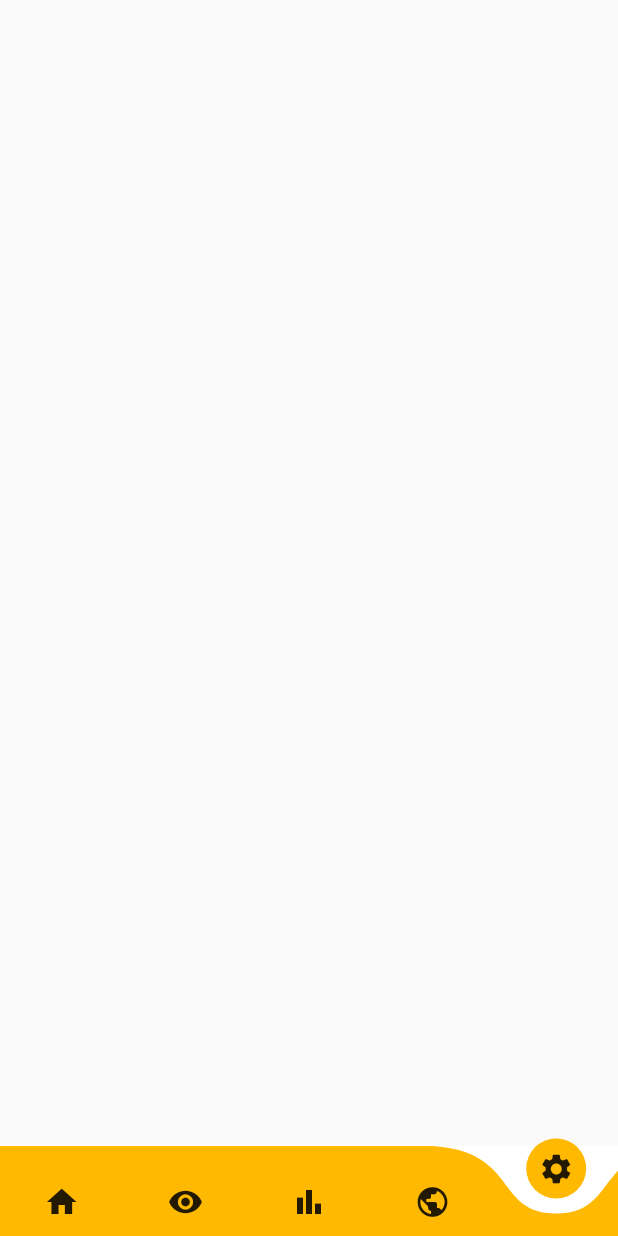
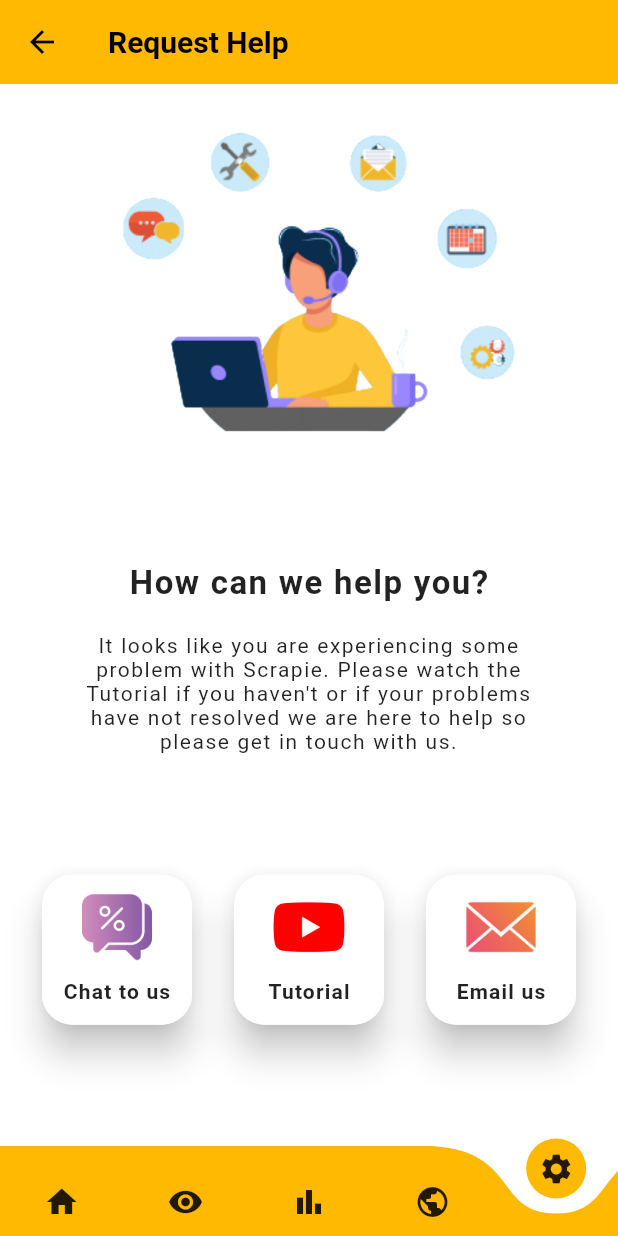
Before and after one commit to masoodtamboli/scrapie, a Flutter app: the screen it shows after launch, item 5 of the bottom bar chosen, on a phone screen of 412 x 824 dp. Run offline on Flutter 3.47's test engine with Material 2 defaults, Android fonts, the phone set to English and light mode, and no system bars; drawn by our look-alikes of curved_navigation_bar; our stand-ins replace cloud_firestore, csv, dropdown_search, firebase_core, get, google_mobile_ads and 2 more; missing offline and left inert: beautiful_soup_dart, d_chart, flutter_share, zoom_widget; accounts and stored records are empty; network calls fail.

Commit message:
Added help page worked on Ads

```diff
--- /dev/null
+++ b/lib/Controller/Firestore.dart
@@ -0,0 +1,18 @@
+import 'dart:developer';
+
+import 'package:cloud_firestore/cloud_firestore.dart';
+import 'package:flutter/material.dart';
+import 'package:get/get.dart';
+
+class FirestoreController extends GetxController {
+  String seatURL = "";
+  String enrURL = "";
+  final CollectionReference urlData =
+      FirebaseFirestore.instance.collection("URL Data");
+  void initFirestore() {
+    urlData.get().then((value) => value.docs.forEach((element) {
+          seatURL = element["Seat URL"];
+          enrURL = element["Enr URL"];
+        }));
+  }
+}
--- /dev/null
+++ b/lib/Screens/Help.dart
@@ -0,0 +1,194 @@
+import 'dart:developer';
+
+import 'package:flutter/material.dart';
+import 'package:scrapie/Constants/Values.dart';
+import 'package:url_launcher/url_launcher.dart';
+
+class Help extends StatefulWidget {
+  const Help({Key? key}) : super(key: key);
+
+  @override
+  _HelpState createState() => _HelpState();
+}
+
+class _HelpState extends State<Help> {
+  openWhatsapp() async {
+    var whatsappURL = "https://wa.me/+917385122355";
+    var smsURL = "sms:7385122355?body=hello%20there";
+    if (await canLaunch(whatsappURL)) {
+      await launch(whatsappURL);
+    } else if (await canLaunch(smsURL)) {
+      await launch(smsURL);
+    } else {
+      ScaffoldMessenger.of(context).showSnackBar(SnackBar(
+          content: new Text("Whatsapp or Messaging app is not installed")));
+    }
+  }
+
+  openYoutube() async {
+    var url = "https://www.youtube.com/watch?v=HNYN0j5Fak8";
+    if (await canLaunch(url)) {
+      await launch(url);
+    } else {
+      ScaffoldMessenger.of(context)
+          .showSnackBar(SnackBar(content: new Text("Something went wrong")));
+    }
+  }
+
+  @override
+  Widget build(BuildContext context) {
+    return Scaffold(
+        backgroundColor: Colors.white,
+        appBar: AppBar(
+          title: Text("Request Help",
+              style:
+                  TextStyle(color: Colors.black, fontWeight: FontWeight.bold)),
+          backgroundColor: primaryColor,
+          elevation: 0,
+          leading: Icon(Icons.arrow_back_outlined, color: Colors.black),
+        ),
+        body: Align(
+          alignment: Alignment.topCenter,
+          child: Column(
+            children: [
+              Padding(
+                padding: const EdgeInsets.fromLTRB(20, 30, 20, 0),
+                child: Image.asset("assets/Images/help.png"),
+              ),
+              Spacer(),
+              Text(
+                "How can we help you?",
+                style: TextStyle(
+                  fontWeight: FontWeight.bold,
+                  fontSize: 22,
+                  letterSpacing: 1,
+                  wordSpacing: 0.3,
+                ),
+              ),
+              SizedBox(height: 20),
+              Padding(
+                padding: const EdgeInsets.fromLTRB(40, 0, 40, 0),
+                child: Text(
+                  "It looks like you are experiencing some problem with Scrapie. Please watch the Tutorial if you haven't or if your problems have not resolved we are here to help so please get in touch with us.",
+                  textAlign: TextAlign.center,
+                  style: TextStyle(letterSpacing: 1, wordSpacing: 0.3),
+                ),
+              ),
+              Spacer(),
+              Row(
+                children: [
+                  Spacer(),
+                  InkWell(
+                    onTap: () {
+                      openWhatsapp();
+                    },
+                    child: Material(
+                      elevation: 10,
+                      borderRadius: BorderRadius.all(Radius.circular(20)),
+                      child: Container(
+                        decoration: BoxDecoration(
+                          color: Colors.white,
+                          borderRadius: BorderRadius.all(
+                            Radius.circular(20),
+                          ),
+                        ),
+                        width: 100,
+                        height: 100,
+                        child: Column(
+                          children: [
+                            Image.asset(
+                              "assets/Icons/chat.jpg",
+                              width: 70,
+                              height: 70,
+                            ),
+                            Text(
+                              "Chat to us",
+                              style: TextStyle(
+                                letterSpacing: 0.8,
+                                fontWeight: FontWeight.bold,
+                              ),
+                            ),
+                          ],
+                        ),
+                      ),
+                    ),
+                  ),
+                  Spacer(),
+                  InkWell(
+                    onTap: () {
+                      openYoutube();
+                    },
+                    child: Material(
+                      elevation: 10,
+                      borderRadius: BorderRadius.all(Radius.circular(20)),
+                      child: Container(
+                        decoration: BoxDecoration(
+                          color: Colors.white,
+                          borderRadius: BorderRadius.all(
+                            Radius.circular(20),
+                          ),
+                        ),
+                        width: 100,
+                        height: 100,
+                        child: Column(
+                          children: [
+                            Image.asset(
+                              "assets/Icons/youtube.png",
+                              width: 70,
+                              height: 70,
+                            ),
+                            Text(
+                              "Tutorial",
+                              style: TextStyle(
+                                letterSpacing: 0.8,
+                                fontWeight: FontWeight.bold,
+                              ),
+                            ),
+                          ],
+                        ),
+                      ),
+                    ),
+                  ),
+                  Spacer(),
+                  InkWell(
+                    onTap: () {},
+                    child: Material(
+                      elevation: 10,
+                      borderRadius: BorderRadius.all(Radius.circular(20)),
+                      child: Container(
+                        decoration: BoxDecoration(
+                          color: Colors.white,
+                          borderRadius: BorderRadius.all(
+                            Radius.circular(20),
+                          ),
+                        ),
+                        width: 100,
+                        height: 100,
+                        child: Column(
+                          children: [
+                            Image.asset(
+                              "assets/Icons/email.jpg",
+                              width: 70,
+                              height: 70,
+                            ),
+                            Text(
+                              "Email us",
+                              style: TextStyle(
+                                letterSpacing: 0.8,
+                                fontWeight: FontWeight.bold,
+                              ),
+                            ),
+                          ],
+                        ),
+                      ),
+                    ),
+                  ),
+                  Spacer(),
+                ],
+              ),
+              Spacer(),
+            ],
+          ),
+        ));
+  }
+}
--- a/lib/Screens/Settings.dart
+++ /dev/null
@@ -1,57 +0,0 @@
-import 'dart:developer';
-
-import 'package:flutter/material.dart';
-import 'package:google_mobile_ads/google_mobile_ads.dart';
-import 'package:scrapie/AdHelper/AdHelper.dart';
-
-class Settings extends StatefulWidget {
-  const Settings({Key? key}) : super(key: key);
-
-  @override
-  _SettingsState createState() => _SettingsState();
-}
-
-class _SettingsState extends State<Settings> {
-  //Google Ads Variables
-  late BannerAd _bannerAd;
-  bool _isBannerAdReady = false;
-
-  @override
-  void initState() {
-    super.initState();
-    //Get Banner Ad
-    _bannerAd = BannerAd(
-        size: AdSize.banner,
-        adUnitId: AdHelper.bannerAdUnitId,
-        listener: BannerAdListener(onAdLoaded: (_) {
-          setState(() {
-            _isBannerAdReady = true;
-          });
-        }, onAdFailedToLoad: (ad, error) {
-          log("Failed to load banner Ad ${error.message}");
-          _isBannerAdReady = false;
-          ad.dispose();
-        }),
-        request: AdRequest())
-      ..load();
-  }
-
-  @override
-  void dispose() {
-    super.dispose();
-    _bannerAd.dispose();
-  }
-
-  @override
-  Widget build(BuildContext context) {
-    return Scaffold(
-      bottomNavigationBar: _isBannerAdReady
-          ? Container(
-              width: _bannerAd.size.width.toDouble(),
-              height: _bannerAd.size.height.toDouble(),
-              child: AdWidget(ad: _bannerAd),
-            )
-          : SizedBox(),
-    );
-  }
-}
--- a/lib/main.dart
+++ b/lib/main.dart
@@ -1,21 +1,27 @@
 import 'dart:developer';
 
 import 'package:curved_navigation_bar/curved_navigation_bar.dart';
+import 'package:firebase_core/firebase_core.dart';
 import 'package:flutter/material.dart';
 import 'package:get/get.dart';
 import 'package:google_mobile_ads/google_mobile_ads.dart';
 import 'package:scrapie/AdHelper/AdHelper.dart';
 import 'package:scrapie/Constants/Values.dart';
+import 'package:scrapie/Controller/Firestore.dart';
 import 'package:scrapie/Controller/init.dart';
 import 'package:scrapie/Screens/Analyze.dart';
 import 'package:scrapie/Screens/Home.dart';
-import 'package:scrapie/Screens/Settings.dart';
+import 'package:scrapie/Screens/Help.dart';
 import 'package:scrapie/Screens/View.dart';
 import 'package:scrapie/Screens/ViewStudResult.dart';
+import 'package:scrapie/firebase_options.dart';
 
 // ^ Start of the app
 void main() async {
   WidgetsFlutterBinding.ensureInitialized();
+  await Firebase.initializeApp(
+    options: DefaultFirebaseOptions.currentPlatform,
+  );
   await init();
   MobileAds.instance.initialize();
   runApp(
@@ -33,6 +39,7 @@ class Scrapie extends StatefulWidget {
 }
 
 class _ScrapieState extends State<Scrapie> {
+  FirestoreController _fireController = Get.put(FirestoreController());
   // ^ Variables required for Navigation Bar
   int _page = 0;
   List<Widget> _screens = [
@@ -40,7 +47,7 @@ class _ScrapieState extends State<Scrapie> {
     View(),
     Analyze(),
     ViewStudResult(),
-    Settings(),
+    Help(),
   ];
 
   //Google Ads Variables
@@ -50,6 +57,7 @@ class _ScrapieState extends State<Scrapie> {
   @override
   void initState() {
     super.initState();
+    _fireController.initFirestore();
     InterstitialAd.load(
       adUnitId: AdHelper.interstitialAdUnitId,
       request: AdRequest(),
```
Also changed, not shown: lib/Screens/ViewStudResult.dart (+154 -2 lines), lib/Services/WebviewService/MyWebView.dart (added, +72 -0 lines), pubspec.yaml (+6 -1 lines), assets/Icons/chat.jpg (added), assets/Icons/email.jpg (added), assets/Icons/youtube.png (added), assets/Images/help.png (added), lib/firebase_options.dart (added), pubspec.lock, 1 other file.
